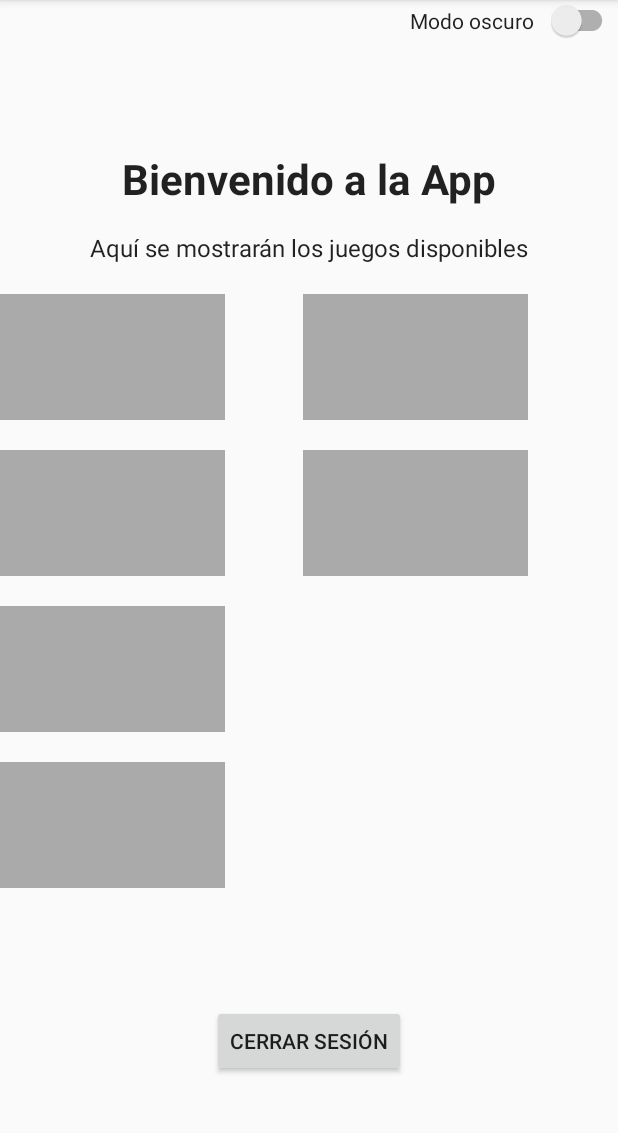
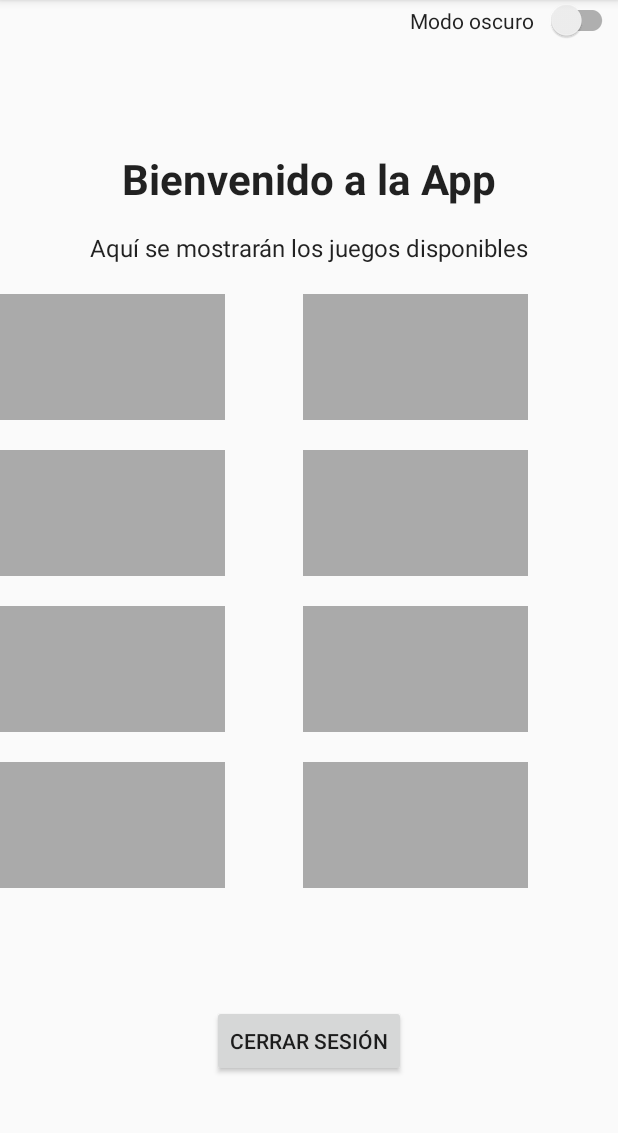
Before and after one commit to AVSL05/Android_Studio_Proyecto_final, an Android app: the MainActivity screen opened directly, with no data from a screen before it, on a phone screen of 412 x 824 dp, the part 84-1217 px from its top. Run offline under Robolectric (Android 15) with nearby library versions, the phone set to English and light mode, and no system bars; 1 statement that could not run was skipped.

Commit message:
Se compatibilizo los juegos de 2048 y PONG de tal forma que ya son funcionales y estan integrados a la aplicacion

```diff
--- a/app/src/main/java/com/example/proyecto_final/Juegos/ControladorToque_p.kt
+++ b/app/src/main/java/com/example/proyecto_final/Juegos/ControladorToque_p.kt
@@ -1,4 +1,4 @@
-package com.example.pong
+package com.example.proyecto_final.Juegos
 
 import android.view.MotionEvent
 import android.content.Context
--- a/app/src/main/java/com/example/proyecto_final/Juegos/Dibujador_p.kt
+++ b/app/src/main/java/com/example/proyecto_final/Juegos/Dibujador_p.kt
@@ -1,4 +1,4 @@
-package com.example.pong
+package com.example.proyecto_final.Juegos
 
 import android.graphics.*
 
--- a/app/src/main/java/com/example/proyecto_final/Juegos/Dificultades_2048.kt
+++ b/app/src/main/java/com/example/proyecto_final/Juegos/Dificultades_2048.kt
@@ -1,9 +1,10 @@
-package com.example.a2048
+package com.example.proyecto_final.Juegos
 
 import android.content.Intent
 import androidx.appcompat.app.AppCompatActivity
 import android.os.Bundle
 import android.widget.Button
+import com.example.proyecto_final.R
 
 class Dificultades_2048 : AppCompatActivity() {
     override fun onCreate(savedInstanceState: Bundle?) {
--- a/app/src/main/java/com/example/proyecto_final/Juegos/GestorColisiones_p.kt
+++ b/app/src/main/java/com/example/proyecto_final/Juegos/GestorColisiones_p.kt
@@ -1,4 +1,4 @@
-package com.example.pong
+package com.example.proyecto_final.Juegos
 
 import kotlin.math.abs
 
--- a/app/src/main/java/com/example/proyecto_final/Juegos/GestorEnemigo_p.kt
+++ b/app/src/main/java/com/example/proyecto_final/Juegos/GestorEnemigo_p.kt
@@ -1,4 +1,4 @@
-package com.example.pong
+package com.example.proyecto_final.Juegos
 
 import kotlin.math.abs
 
--- a/app/src/main/java/com/example/proyecto_final/Juegos/GestorUI_p.kt
+++ b/app/src/main/java/com/example/proyecto_final/Juegos/GestorUI_p.kt
@@ -1,4 +1,4 @@
-package com.example.pong
+package com.example.proyecto_final.Juegos
 
 import android.content.SharedPreferences
 import android.view.MotionEvent
--- a/app/src/main/java/com/example/proyecto_final/Juegos/Guardado_2048.kt
+++ b/app/src/main/java/com/example/proyecto_final/Juegos/Guardado_2048.kt
@@ -1,4 +1,4 @@
-package com.example.a2048
+package com.example.proyecto_final.Juegos
 
 import android.content.Context
 import android.content.SharedPreferences
--- a/app/src/main/java/com/example/proyecto_final/Juegos/LogicaJuego_p.kt
+++ b/app/src/main/java/com/example/proyecto_final/Juegos/LogicaJuego_p.kt
@@ -1,4 +1,4 @@
-package com.example.pong
+package com.example.proyecto_final.Juegos
 
 import android.content.Context
 import android.content.SharedPreferences
--- a/app/src/main/java/com/example/proyecto_final/Juegos/Logica_2048.kt
+++ b/app/src/main/java/com/example/proyecto_final/Juegos/Logica_2048.kt
@@ -1,4 +1,4 @@
-package com.example.a2048
+package com.example.proyecto_final.Juegos
 
 class Logica(private val tamano: Int) {
     private var tablero = Array(tamano) { IntArray(tamano) }
--- a/app/src/main/java/com/example/proyecto_final/Juegos/PongView.kt
+++ b/app/src/main/java/com/example/proyecto_final/Juegos/PongView.kt
@@ -1,4 +1,4 @@
-package com.example.pong
+package com.example.proyecto_final.Juegos
 
 import android.content.Context
 import android.util.AttributeSet
--- a/app/src/main/java/com/example/proyecto_final/Juegos/Tablero_2048.kt
+++ b/app/src/main/java/com/example/proyecto_final/Juegos/Tablero_2048.kt
@@ -1,10 +1,11 @@
-package com.example.a2048
+package com.example.proyecto_final.Juegos
 
 import android.app.AlertDialog
 import android.graphics.Color
 import android.os.Bundle
 import android.widget.*
 import androidx.appcompat.app.AppCompatActivity
+import com.example.proyecto_final.R
 
 class Tablero_2048 : AppCompatActivity() {
     private lateinit var logica: Logica
@@ -192,7 +193,4 @@ class Tablero_2048 : AppCompatActivity() {
         actualizarTablero()
     }
 
-    override fun onBackPressed() {
-        mostrarDialogoSalir()
-    }
 }
--- a/app/src/main/java/com/example/proyecto_final/Juegos/VelocidadPelota_p.kt
+++ b/app/src/main/java/com/example/proyecto_final/Juegos/VelocidadPelota_p.kt
@@ -1,4 +1,4 @@
-package com.example.pong
+package com.example.proyecto_final.Juegos
 
 import kotlin.random.Random
 import kotlin.math.abs
--- a/app/src/main/res/layout/activity_main.xml
+++ b/app/src/main/res/layout/activity_main.xml
@@ -215,6 +215,57 @@
         app:layout_constraintEnd_toEndOf="@+id/imageBreakout"
         android:layout_marginTop="8dp" />
 
+    <!-- Juego PONG (imagen + botón) -->
+    <ImageView
+        android:id="@+id/imagePong"
+        android:layout_width="150dp"
+        android:layout_height="0dp"
+        android:layout_marginTop="20dp"
+        android:adjustViewBounds="true"
+        android:background="@android:color/darker_gray"
+        android:contentDescription="GIF Pong"
+        android:scaleType="centerCrop"
+        app:layout_constraintTop_toBottomOf="@+id/btnPlayBreakout"
+        app:layout_constraintStart_toStartOf="@+id/imageBreakout"
+        app:layout_constraintDimensionRatio="16:9" />
+
+    <Button
+        android:id="@+id/btnPlayPong"
+        android:layout_width="wrap_content"
+        android:layout_height="wrap_content"
+        android:text="Jugar PONG"
+        android:visibility="gone"
+        app:layout_constraintTop_toBottomOf="@+id/imagePong"
+        app:layout_constraintStart_toStartOf="@+id/imagePong"
+        app:layout_constraintEnd_toEndOf="@+id/imagePong"
+        android:layout_marginTop="8dp" />
+
+    <!-- Juego 2048 (imagen + botón) -->
+    <ImageView
+        android:id="@+id/image2048"
+        android:layout_width="150dp"
+        android:layout_height="0dp"
+        android:layout_marginTop="20dp"
+        android:adjustViewBounds="true"
+        android:background="@android:color/darker_gray"
+        android:contentDescription="GIF 2048"
+        android:scaleType="centerCrop"
+        app:layout_constraintTop_toBottomOf="@+id/btnPlayPong"
+        app:layout_constraintStart_toStartOf="@+id/imagePong"
+        app:layout_constraintDimensionRatio="16:9" />
+
+    <Button
+        android:id="@+id/btnPlay2048"
+        android:layout_width="wrap_content"
+        android:layout_height="wrap_content"
+        android:text="Jugar 2048"
+        android:visibility="gone"
+        app:layout_constraintTop_toBottomOf="@+id/image2048"
+        app:layout_constraintStart_toStartOf="@+id/image2048"
+        app:layout_constraintEnd_toEndOf="@+id/image2048"
+        android:layout_marginTop="8dp" />
+
+
     <!-- Toggle modo oscuro -->
     <LinearLayout
         android:layout_width="match_parent"
--- a/app/src/main/res/layout/juego_p.xml
+++ b/app/src/main/res/layout/juego_p.xml
@@ -20,8 +20,7 @@
             app:srcCompat="@drawable/fondo_p"
             tools:srcCompat="@drawable/fondo_p" />
 
-        <!-- Vista del juego -->
-        <com.example.pong.PongView
+        <com.example.proyecto_final.Juegos.PongView
             android:id="@+id/pongView"
             android:layout_width="match_parent"
             android:layout_height="match_parent" />
--- a/app/src/main/res/layout/tablero_2048.xml
+++ b/app/src/main/res/layout/tablero_2048.xml
@@ -51,6 +51,7 @@
                 android:layout_width="wrap_content"
                 android:layout_height="wrap_content"
                 android:background="#BBADA0"
+                android:orientation="vertical"
                 android:padding="8dp"
                 android:layout_gravity="center" />
 
```
Also changed, not shown: app/src/main/AndroidManifest.xml (+15 -0 lines), app/src/main/java/com/example/proyecto_final/Juegos/PongActivity.kt (added, +43 -0 lines), app/src/main/java/com/example/proyecto_final/MainActivity.kt (+52 -2 lines), app/src/main/res/raw/g2048.gif (added), app/src/main/res/raw/pong.gif (added).
